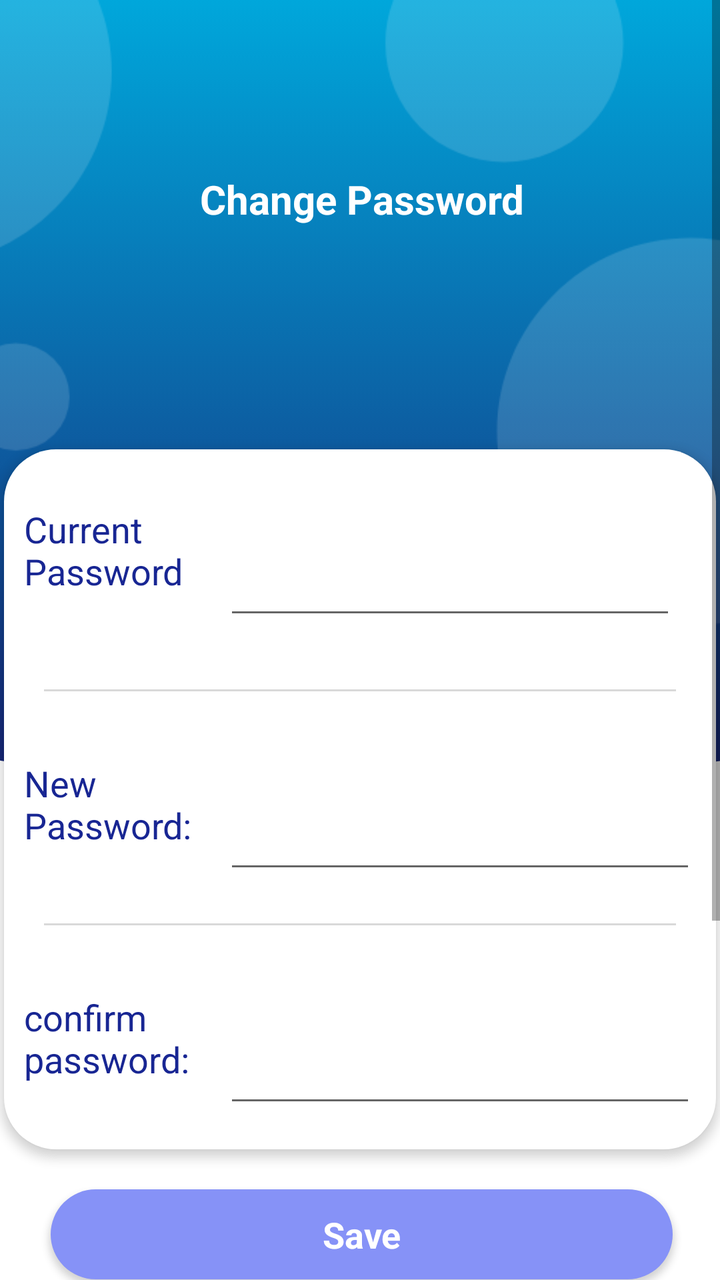
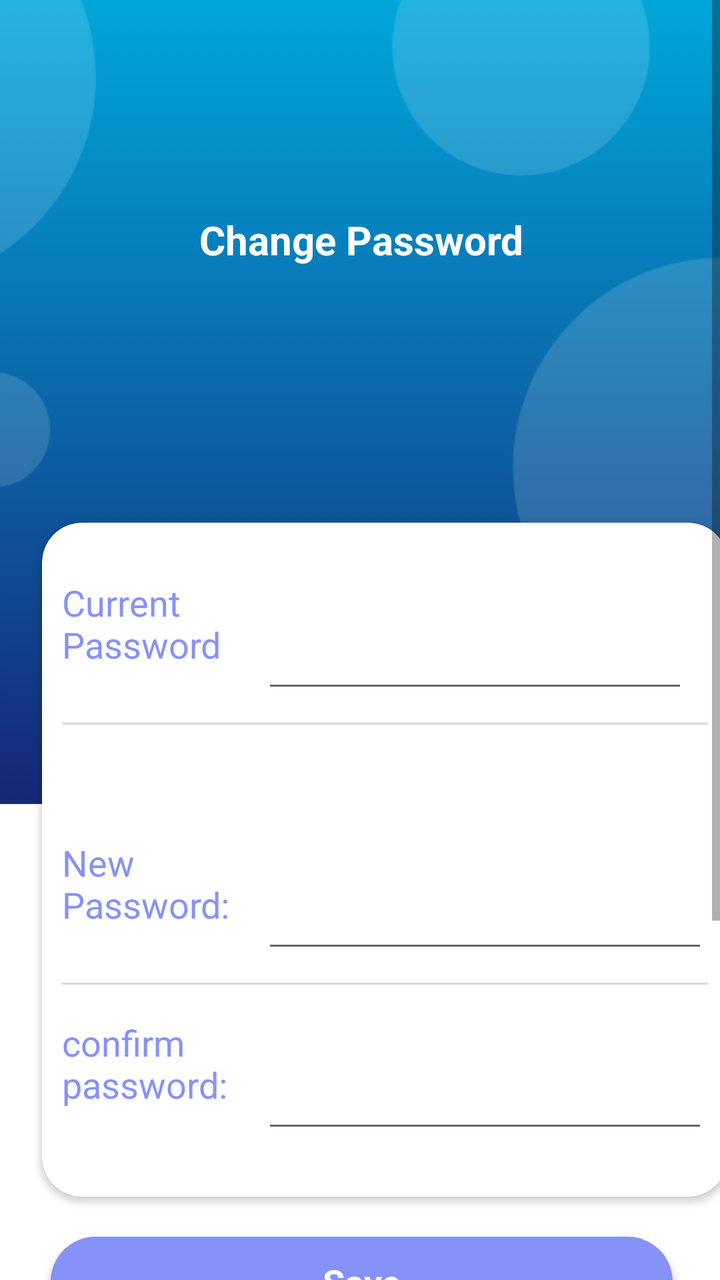

Before-and-after screenshots of an Android layout around one commit, followed by the original layout XML and the change that was made.
<!-- AndroidManifest.xml: application theme Base.Theme.GoBetween -->
<!-- res/layout/activity_changepassword.xml -->
<?xml version="1.0" encoding="utf-8"?>
<androidx.constraintlayout.widget.ConstraintLayout xmlns:android="http://schemas.android.com/apk/res/android"
    xmlns:app="http://schemas.android.com/apk/res-auto"
    xmlns:tools="http://schemas.android.com/tools"
    android:layout_width="match_parent"
    android:layout_height="match_parent"
    tools:context=".Changepassword">

    <ScrollView
        android:layout_width="match_parent"
        android:layout_height="match_parent"
        app:layout_constraintEnd_toEndOf="parent"
        app:layout_constraintHorizontal_bias="0.0"
        app:layout_constraintStart_toStartOf="parent"
        app:layout_constraintTop_toTopOf="parent">

        <LinearLayout
            android:layout_width="match_parent"
            android:layout_height="wrap_content"
            android:orientation="vertical">

            <androidx.constraintlayout.widget.ConstraintLayout
                android:layout_width="match_parent"
                android:layout_height="wrap_content"
                android:background="#FFFFFF">

                <androidx.constraintlayout.widget.ConstraintLayout
                    android:id="@+id/constraintLayout2"
                    android:layout_width="415dp"
                    android:layout_height="890dp"
                    app:layout_constraintBottom_toBottomOf="parent"
                    app:layout_constraintEnd_toEndOf="parent"
                    app:layout_constraintStart_toStartOf="parent"
                    app:layout_constraintTop_toTopOf="parent"
                    app:layout_constraintVertical_bias="0.0">


                    <androidx.constraintlayout.widget.ConstraintLayout
                        android:id="@+id/constraintLayout"
                        android:layout_width="408dp"
                        android:layout_height="381dp"
                        android:background="@drawable/top_backgroud"
                        app:layout_constraintEnd_toEndOf="parent"
                        app:layout_constraintStart_toStartOf="parent"
                        app:layout_constraintTop_toTopOf="parent">

                        <TextView
                            android:id="@+id/textView"
                            android:layout_width="wrap_content"
                            android:layout_height="wrap_content"
                            android:layout_marginTop="-5dp"
                            android:layout_marginBottom="200dp"
                            android:text="Change Password"
                            android:textAlignment="center"
                            android:textColor="#FFFFFF"
                            android:textSize="20sp"
                            android:textStyle="bold"
                            app:layout_constraintBottom_toBottomOf="@+id/imageView1"
                            app:layout_constraintEnd_toEndOf="parent"
                            app:layout_constraintHorizontal_bias="0.502"
                            app:layout_constraintStart_toStartOf="parent"
                            app:layout_constraintTop_toTopOf="@+id/imageView1"
                            app:layout_constraintVertical_bias="1.0" />

                        <ImageView
                            android:id="@+id/imageView1"
                            android:layout_width="418dp"
                            android:layout_height="313dp"
                            android:scaleType="centerCrop"
                            app:layout_constraintBottom_toBottomOf="parent"
                            app:layout_constraintEnd_toEndOf="parent"
                            app:layout_constraintHorizontal_bias="1.0"
                            app:layout_constraintStart_toStartOf="parent"
                            app:layout_constraintTop_toTopOf="parent"
                            app:layout_constraintVertical_bias="0.0"
                            app:srcCompat="@drawable/circles"
                            tools:layout_constraintEnd_toEndOf="parent" />

                    </androidx.constraintlayout.widget.ConstraintLayout>

                    <LinearLayout
                        android:id="@+id/linearLayout3"
                        android:layout_width="356dp"
                        android:layout_height="350dp"
                        android:layout_marginStart="24dp"
                        android:layout_marginEnd="24dp"
                        android:background="@drawable/white_background"
                        android:elevation="3dp"
                        android:orientation="vertical"
                        android:paddingRight="10dp"
                        android:paddingLeft="10dp"
                        app:layout_constraintBottom_toBottomOf="parent"
                        app:layout_constraintEnd_toEndOf="parent"
                        app:layout_constraintHorizontal_bias="0.454"
                        app:layout_constraintStart_toStartOf="parent"
                        app:layout_constraintTop_toTopOf="parent"
                        app:layout_constraintVertical_bias="0.416"
                        tools:layout_constraintStart_toEndOf="parent">

                        <LinearLayout
                            android:layout_width="match_parent"
                            android:layout_height="wrap_content"

                            android:layout_marginTop="20dp"
                            android:layout_marginEnd="10dp"
                            android:layout_marginBottom="10dp"
                            android:orientation="horizontal">

                            <TextView
                                android:id="@+id/textView20"
                                android:layout_width="200dp"
                                android:layout_height="70dp"
                                android:layout_weight="1"
                                android:text="Current Password"
                                android:textColor="#182693"
                                android:textSize="18sp" />

                            <EditText
                                android:id="@+id/cpassword"
                                android:layout_width="match_parent"
                                android:layout_height="match_parent"
                                android:layout_weight="1"
                                android:inputType="textPassword"
                                android:textAlignment="viewStart"
                                android:textColor="#5B5B5B"
                                android:textSize="16sp" />

                        </LinearLayout>

                        <View
                            android:id="@+id/view1"
                            android:layout_width="match_parent"
                            android:layout_height="1dp"
                            android:layout_marginStart="10dp"
                            android:layout_marginTop="20dp"
                            android:layout_marginEnd="10dp"
                            android:layout_marginBottom="6dp"
                            android:background="#D9D9D9" />

                        <LinearLayout
                            android:layout_width="match_parent"
                            android:layout_height="wrap_content"
                            android:layout_marginTop="20dp"
                            android:orientation="horizontal">

                            <TextView
                                android:id="@+id/textView31"
                                android:layout_width="200dp"
                                android:layout_height="70dp"
                                android:layout_weight="1"
                                android:text="New Password:"
                                android:textColor="#182693"
                                android:textSize="18sp" />

                            <EditText
                                android:id="@+id/npassword"
                                android:layout_width="match_parent"
                                android:layout_height="match_parent"
                                android:layout_weight="1"
                                android:inputType="textPassword"
                                android:textAlignment="viewStart"
                                android:textColor="#5B5B5B"
                                android:textSize="16sp" />

                        </LinearLayout>

                        <View
                            android:id="@+id/view5"
                            android:layout_width="match_parent"
                            android:layout_height="1dp"
                            android:layout_marginStart="10dp"
                            android:layout_marginTop="20dp"
                            android:layout_marginEnd="10dp"
                            android:layout_marginBottom="6dp"
                            android:background="#D9D9D9" />

                        <LinearLayout
                            android:layout_width="match_parent"
                            android:layout_height="wrap_content"
                            android:layout_marginTop="20dp"
                            android:orientation="horizontal">

                            <TextView
                                android:id="@+id/textView22"
                                android:layout_width="200dp"
                                android:layout_height="70dp"
                                android:layout_weight="1"
                                android:text="confirm password:"
                                android:textColor="#182693"
                                android:textSize="18sp" />

                            <EditText
                                android:id="@+id/repassword"
                                android:layout_width="match_parent"
                                android:layout_height="match_parent"
                                android:layout_weight="1"
                                android:inputType="textPassword"
                                android:textAlignment="viewStart"
                                android:textColor="#5B5B5B"
                                android:textSize="16sp" />

                        </LinearLayout>

                    </LinearLayout>

                    <Button
                        android:id="@+id/changePasswordButton"
                        style="@android:style/Widget.Button"
                        android:layout_width="311dp"
                        android:layout_height="45dp"
                        android:layout_margin="20dp"
                        android:layout_marginTop="68dp"
                        android:layout_weight="1"
                        android:background="@drawable/background_button1"
                        android:text="Save"
                        android:textColor="@color/white"
                        android:textSize="18sp"
                        android:textStyle="bold"
                        app:layout_constraintEnd_toEndOf="@+id/constraintLayout"
                        app:layout_constraintHorizontal_bias="0.505"
                        app:layout_constraintStart_toStartOf="@+id/constraintLayout"
                        app:layout_constraintTop_toBottomOf="@id/linearLayout3" />

                </androidx.constraintlayout.widget.ConstraintLayout>

            </androidx.constraintlayout.widget.ConstraintLayout>

        </LinearLayout>
    </ScrollView>
</androidx.constraintlayout.widget.ConstraintLayout>
<!-- resources referenced by this layout -->
<resources>
  <color name="white">#FFFFFFFF</color>
  <!-- drawable background_button1 (drawable) -->
  <?xml version="1.0" encoding="utf-8"?>
  <selector
      xmlns:android="http://schemas.android.com/apk/res/android">
  <item>
      <shape android:shape="rectangle"
          android:layout_width="match_parent"
          android:layout_height="50dp">
          <solid android:color="@color/green"/>
          <corners android:radius="50dp"/>
      </shape>
  </item>
  </selector>
  <!-- drawable circles: png bitmap (drawable, 14389 bytes) -->
  <!-- drawable top_backgroud (drawable) -->
  <?xml version="1.0" encoding="utf-8"?>
  <selector xmlns:android="http://schemas.android.com/apk/res/android">
  <item>
      <shape android:shape="rectangle">
          <gradient android:startColor="#00A7DB"
              android:endColor="#162676"
              android:angle="270"/>
          <corners android:bottomRightRadius="30dp" android:bottomLeftRadius="30dp"/>
      </shape>
  </item>
  </selector>
  <!-- drawable white_background (drawable) -->
  <?xml version="1.0" encoding="utf-8"?>
  <selector xmlns:android="http://schemas.android.com/apk/res/android">
  <item>
      <shape android:shape="rectangle">
          <solid android:color="@color/white"/>
          <corners android:radius="26dp"/>
      </shape>
  </item>
  </selector>
  <style name="Base.Theme.GoBetween" parent="Theme.MaterialComponents.DayNight.NoActionBar">
          
          
  
      <item name="colorPrimary">@color/lavender</item>
      <item name="colorPrimaryVariant">@color/lavender</item>
      <item name="colorOnPrimary">@color/white</item>
  
      <item name="colorSecondary">@color/teal_200</item>
      <item name="colorSecondaryVariant">@color/teal_700</item>
      <item name="colorOnSecondary">@color/black</item>
          <item name="android:textColor">@color/black</item>
  
      <item name="android:statusBarColor">@color/white</item>
      </style>
  <color name="green">#7FD620</color>
  <color name="lavender">#8692f7</color>
  <color name="teal_200">#FF03DAC5</color>
  <color name="teal_700">#FF018786</color>
  <color name="black">#FF000000</color>
</resources>

<!-- the commit's change to res/layout/activity_changepassword.xml (unified diff, before → after) -->
@@ -4,8 +4,7 @@
     xmlns:tools="http://schemas.android.com/tools"
     android:layout_width="match_parent"
     android:layout_height="match_parent"
-    tools:context=".Changepassword">
-
+    tools:context=".Myprofile">
     <ScrollView
         android:layout_width="match_parent"
         android:layout_height="match_parent"
@@ -22,7 +21,7 @@
             <androidx.constraintlayout.widget.ConstraintLayout
                 android:layout_width="match_parent"
                 android:layout_height="wrap_content"
-                android:background="#FFFFFF">
+                >
 
                 <androidx.constraintlayout.widget.ConstraintLayout
                     android:id="@+id/constraintLayout2"
@@ -31,25 +30,21 @@
                     app:layout_constraintBottom_toBottomOf="parent"
                     app:layout_constraintEnd_toEndOf="parent"
                     app:layout_constraintStart_toStartOf="parent"
-                    app:layout_constraintTop_toTopOf="parent"
-                    app:layout_constraintVertical_bias="0.0">
+                    app:layout_constraintTop_toTopOf="parent">
 
 
                     <androidx.constraintlayout.widget.ConstraintLayout
                         android:id="@+id/constraintLayout"
-                        android:layout_width="408dp"
-                        android:layout_height="381dp"
+                        android:layout_width="421dp"
+                        android:layout_height="402dp"
                         android:background="@drawable/top_backgroud"
                         app:layout_constraintEnd_toEndOf="parent"
                         app:layout_constraintStart_toStartOf="parent"
                         app:layout_constraintTop_toTopOf="parent">
-
                         <TextView
-                            android:id="@+id/textView"
                             android:layout_width="wrap_content"
                             android:layout_height="wrap_content"
-                            android:layout_marginTop="-5dp"
-                            android:layout_marginBottom="200dp"
+                            android:layout_marginTop="-100dp"
                             android:text="Change Password"
                             android:textAlignment="center"
                             android:textColor="#FFFFFF"
@@ -57,52 +52,49 @@
                             android:textStyle="bold"
                             app:layout_constraintBottom_toBottomOf="@+id/imageView1"
                             app:layout_constraintEnd_toEndOf="parent"
-                            app:layout_constraintHorizontal_bias="0.502"
                             app:layout_constraintStart_toStartOf="parent"
-                            app:layout_constraintTop_toTopOf="@+id/imageView1"
-                            app:layout_constraintVertical_bias="1.0" />
-
+                            app:layout_constraintTop_toTopOf="@+id/imageView1" />
                         <ImageView
                             android:id="@+id/imageView1"
-                            android:layout_width="418dp"
-                            android:layout_height="313dp"
+                            android:layout_width="415dp"
+                            android:layout_height="339dp"
                             android:scaleType="centerCrop"
                             app:layout_constraintBottom_toBottomOf="parent"
                             app:layout_constraintEnd_toEndOf="parent"
-                            app:layout_constraintHorizontal_bias="1.0"
+                            app:layout_constraintHorizontal_bias="0.0"
                             app:layout_constraintStart_toStartOf="parent"
                             app:layout_constraintTop_toTopOf="parent"
                             app:layout_constraintVertical_bias="0.0"
                             app:srcCompat="@drawable/circles"
                             tools:layout_constraintEnd_toEndOf="parent" />
-
                     </androidx.constraintlayout.widget.ConstraintLayout>
 
-                    <LinearLayout
+                    <androidx.cardview.widget.CardView
                         android:id="@+id/linearLayout3"
-                        android:layout_width="356dp"
-                        android:layout_height="350dp"
+                        android:layout_width="343dp"
+                        android:layout_height="337dp"
                         android:layout_marginStart="24dp"
+                        android:layout_marginTop="-250dp"
                         android:layout_marginEnd="24dp"
-                        android:background="@drawable/white_background"
+                        android:layout_marginBottom="10dp"
                         android:elevation="3dp"
                         android:orientation="vertical"
-                        android:paddingRight="10dp"
-                        android:paddingLeft="10dp"
+                        app:cardCornerRadius="20dp"
                         app:layout_constraintBottom_toBottomOf="parent"
                         app:layout_constraintEnd_toEndOf="parent"
-                        app:layout_constraintHorizontal_bias="0.454"
+                        app:layout_constraintHorizontal_bias="1.0"
                         app:layout_constraintStart_toStartOf="parent"
-                        app:layout_constraintTop_toTopOf="parent"
-                        app:layout_constraintVertical_bias="0.416"
+                        app:layout_constraintTop_toBottomOf="@id/constraintLayout"
+                        app:layout_constraintVertical_bias="0.279"
                         tools:layout_constraintStart_toEndOf="parent">
 
                         <LinearLayout
                             android:layout_width="match_parent"
                             android:layout_height="wrap_content"
-
                             android:layout_marginTop="20dp"
                             android:layout_marginEnd="10dp"
+                            android:paddingRight="10dp"
+                            android:paddingLeft="10dp"
                             android:layout_marginBottom="10dp"
                             android:orientation="horizontal">
 
@@ -112,7 +104,7 @@
                                 android:layout_height="70dp"
                                 android:layout_weight="1"
                                 android:text="Current Password"
-                                android:textColor="#182693"
+                                android:textColor="@color/lavender"
                                 android:textSize="18sp" />
 
                             <EditText
@@ -124,15 +116,13 @@
                                 android:textAlignment="viewStart"
                                 android:textColor="#5B5B5B"
                                 android:textSize="16sp" />
-
                         </LinearLayout>
-
                         <View
                             android:id="@+id/view1"
                             android:layout_width="match_parent"
                             android:layout_height="1dp"
                             android:layout_marginStart="10dp"
-                            android:layout_marginTop="20dp"
+                            android:layout_marginTop="100dp"
                             android:layout_marginEnd="10dp"
                             android:layout_marginBottom="6dp"
                             android:background="#D9D9D9" />
@@ -140,7 +130,9 @@
                         <LinearLayout
                             android:layout_width="match_parent"
                             android:layout_height="wrap_content"
-                            android:layout_marginTop="20dp"
+                            android:layout_marginTop="150dp"
+                            android:paddingRight="10dp"
+                            android:paddingLeft="10dp"
                             android:orientation="horizontal">
 
                             <TextView
@@ -149,7 +141,7 @@
                                 android:layout_height="70dp"
                                 android:layout_weight="1"
                                 android:text="New Password:"
-                                android:textColor="#182693"
+                                android:textColor="@color/lavender"
                                 android:textSize="18sp" />
 
                             <EditText
@@ -169,7 +161,7 @@
                             android:layout_width="match_parent"
                             android:layout_height="1dp"
                             android:layout_marginStart="10dp"
-                            android:layout_marginTop="20dp"
+                            android:layout_marginTop="230dp"
                             android:layout_marginEnd="10dp"
                             android:layout_marginBottom="6dp"
                             android:background="#D9D9D9" />
@@ -177,7 +169,9 @@
                         <LinearLayout
                             android:layout_width="match_parent"
                             android:layout_height="wrap_content"
-                            android:layout_marginTop="20dp"
+                            android:layout_marginTop="240dp"
+                            android:paddingRight="10dp"
+                            android:paddingLeft="10dp"
                             android:orientation="horizontal">
 
                             <TextView
@@ -186,7 +180,7 @@
                                 android:layout_height="70dp"
                                 android:layout_weight="1"
                                 android:text="confirm password:"
-                                android:textColor="#182693"
+                                android:textColor="@color/lavender"
                                 android:textSize="18sp" />
 
                             <EditText
@@ -200,8 +194,7 @@
                                 android:textSize="16sp" />
 
                         </LinearLayout>
-
-                    </LinearLayout>
+                    </androidx.cardview.widget.CardView>
 
                     <Button
                         android:id="@+id/changePasswordButton"
@@ -227,4 +220,5 @@
 
         </LinearLayout>
     </ScrollView>
+
 </androidx.constraintlayout.widget.ConstraintLayout>
<!-- resource entries referenced after the edit -->
@@ -27,16 +27,6 @@
       </shape>
   </item>
   </selector>
-  <!-- drawable white_background (drawable) -->
-  <?xml version="1.0" encoding="utf-8"?>
-  <selector xmlns:android="http://schemas.android.com/apk/res/android">
-  <item>
-      <shape android:shape="rectangle">
-          <solid android:color="@color/white"/>
-          <corners android:radius="26dp"/>
-      </shape>
-  </item>
-  </selector>
   <style name="Base.Theme.GoBetween" parent="Theme.MaterialComponents.DayNight.NoActionBar">
           
           
